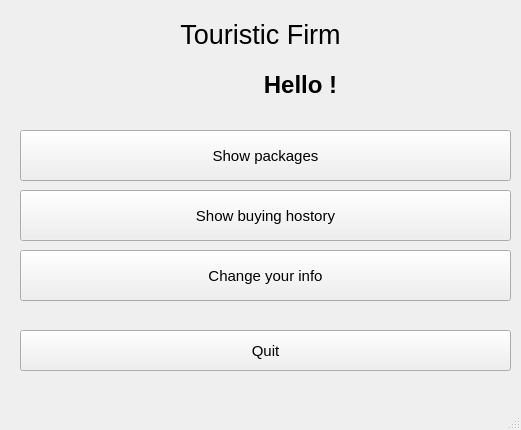
Qt form mdkpv2/user_main.ui (Korobkov124/MDKP) before a commit.
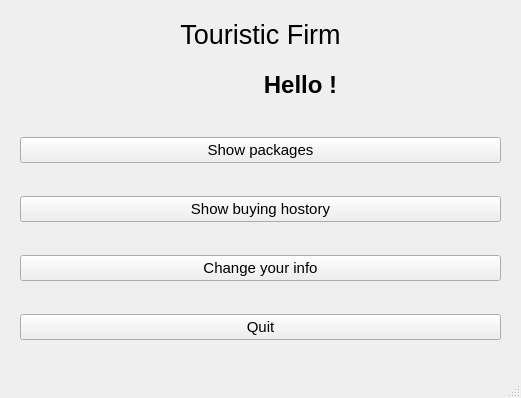
The same form after that commit.

```diff
--- a/mdkpv2/user_main.ui
+++ b/mdkpv2/user_main.ui
@@ -7,7 +7,7 @@
     <x>0</x>
     <y>0</y>
     <width>521</width>
-    <height>430</height>
+    <height>398</height>
    </rect>
   </property>
   <property name="windowTitle">
@@ -33,63 +33,6 @@
      <string>&lt;html&gt;&lt;head/&gt;&lt;body&gt;&lt;p align=&quot;center&quot;&gt;&lt;span style=&quot; font-size:18pt;&quot;&gt;Hello !&lt;/span&gt;&lt;/p&gt;&lt;/body&gt;&lt;/html&gt;</string>
     </property>
    </widget>
-   <widget class="QPushButton" name="Change_button">
-    <property name="geometry">
-     <rect>
-      <x>20</x>
-      <y>250</y>
-      <width>491</width>
-      <height>51</height>
-     </rect>
-    </property>
-    <property name="font">
-     <font>
-      <family>Arial</family>
-      <pointsize>11</pointsize>
-     </font>
-    </property>
-    <property name="text">
-     <string>Change your info</string>
-    </property>
-   </widget>
-   <widget class="QPushButton" name="Show_button">
-    <property name="geometry">
-     <rect>
-      <x>20</x>
-      <y>130</y>
-      <width>491</width>
-      <height>51</height>
-     </rect>
-    </property>
-    <property name="font">
-     <font>
-      <family>Arial</family>
-      <pointsize>11</pointsize>
-     </font>
-    </property>
-    <property name="text">
-     <string>Show packages</string>
-    </property>
-   </widget>
-   <widget class="QPushButton" name="Quit_button">
-    <property name="geometry">
-     <rect>
-      <x>20</x>
-      <y>330</y>
-      <width>491</width>
-      <height>41</height>
-     </rect>
-    </property>
-    <property name="font">
-     <font>
-      <family>Arial</family>
-      <pointsize>11</pointsize>
-     </font>
-    </property>
-    <property name="text">
-     <string>Quit</string>
-    </property>
-   </widget>
    <widget class="QLabel" name="label">
     <property name="geometry">
      <rect>
@@ -103,24 +46,69 @@
      <string>&lt;html&gt;&lt;head/&gt;&lt;body&gt;&lt;p align=&quot;center&quot;&gt;&lt;span style=&quot; font-size:20pt;&quot;&gt;Touristic Firm&lt;/span&gt;&lt;/p&gt;&lt;/body&gt;&lt;/html&gt;</string>
     </property>
    </widget>
-   <widget class="QPushButton" name="History_button">
+   <widget class="QWidget" name="">
     <property name="geometry">
      <rect>
       <x>20</x>
-      <y>190</y>
-      <width>491</width>
-      <height>51</height>
+      <y>110</y>
+      <width>481</width>
+      <height>261</height>
      </rect>
     </property>
-    <property name="font">
-     <font>
-      <family>Arial</family>
-      <pointsize>11</pointsize>
-     </font>
-    </property>
-    <property name="text">
-     <string>Show buying hostory</string>
-    </property>
+    <layout class="QGridLayout" name="gridLayout">
+     <item row="0" column="0">
+      <widget class="QPushButton" name="Show_button">
+       <property name="font">
+        <font>
+         <family>Arial</family>
+         <pointsize>11</pointsize>
+        </font>
+       </property>
+       <property name="text">
+        <string>Show packages</string>
+       </property>
+      </widget>
+     </item>
+     <item row="1" column="0">
+      <widget class="QPushButton" name="History_button">
+       <property name="font">
+        <font>
+         <family>Arial</family>
+         <pointsize>11</pointsize>
+        </font>
+       </property>
+       <property name="text">
+        <string>Show buying hostory</string>
+       </property>
+      </widget>
+     </item>
+     <item row="2" column="0">
+      <widget class="QPushButton" name="Change_button">
+       <property name="font">
+        <font>
+         <family>Arial</family>
+         <pointsize>11</pointsize>
+        </font>
+       </property>
+       <property name="text">
+        <string>Change your info</string>
+       </property>
+      </widget>
+     </item>
+     <item row="3" column="0">
+      <widget class="QPushButton" name="Quit_button">
+       <property name="font">
+        <font>
+         <family>Arial</family>
+         <pointsize>11</pointsize>
+        </font>
+       </property>
+       <property name="text">
+        <string>Quit</string>
+       </property>
+      </widget>
+     </item>
+    </layout>
    </widget>
   </widget>
   <widget class="QMenuBar" name="menubar">
```
